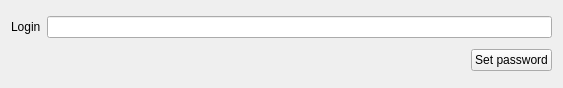
Above: plugins/identityplugin/passwordwidget.ui from FreeHealth/freehealth before the change. Below: the same form after it.
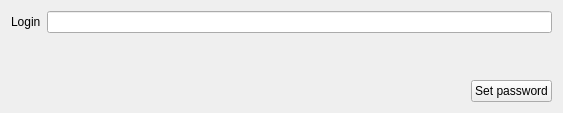
That is the form after the change. Custom widgets are drawn as their Qt base class.

The edit to the form file:
```diff
--- a/plugins/identityplugin/passwordwidget.ui
+++ b/plugins/identityplugin/passwordwidget.ui
@@ -7,14 +7,17 @@
     <x>0</x>
     <y>0</y>
     <width>563</width>
-    <height>88</height>
+    <height>113</height>
    </rect>
   </property>
   <property name="windowTitle">
    <string>Form</string>
   </property>
   <layout class="QGridLayout" name="gridLayout">
-   <item row="1" column="1">
+   <item row="0" column="1">
+    <widget class="Utils::LineEditEchoSwitcher" name="login"/>
+   </item>
+   <item row="2" column="1">
     <layout class="QHBoxLayout" name="horizontalLayout_2">
      <item>
       <spacer name="horizontalSpacer">
@@ -41,9 +44,6 @@
      </item>
     </layout>
    </item>
-   <item row="0" column="1">
-    <widget class="Utils::LineEditEchoSwitcher" name="login"/>
-   </item>
    <item row="0" column="0">
     <widget class="QLabel" name="label_3">
      <property name="text">
@@ -51,6 +51,13 @@
      </property>
     </widget>
    </item>
+   <item row="1" column="1">
+    <widget class="QLabel" name="info">
+     <property name="text">
+      <string notr="true"/>
+     </property>
+    </widget>
+   </item>
   </layout>
  </widget>
  <customwidgets>
```
